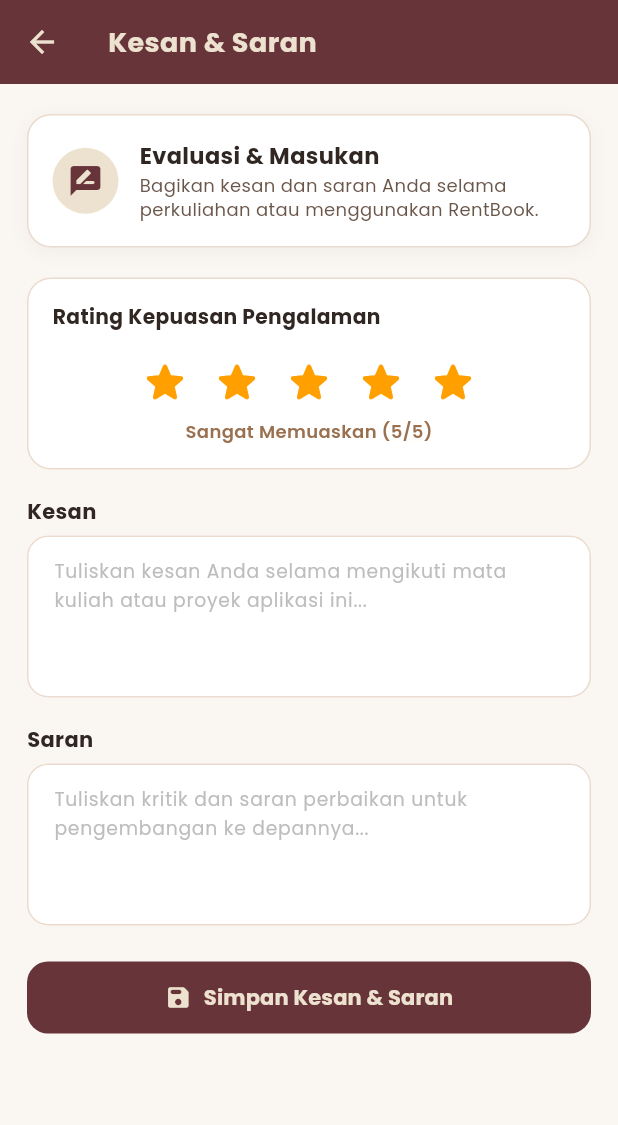
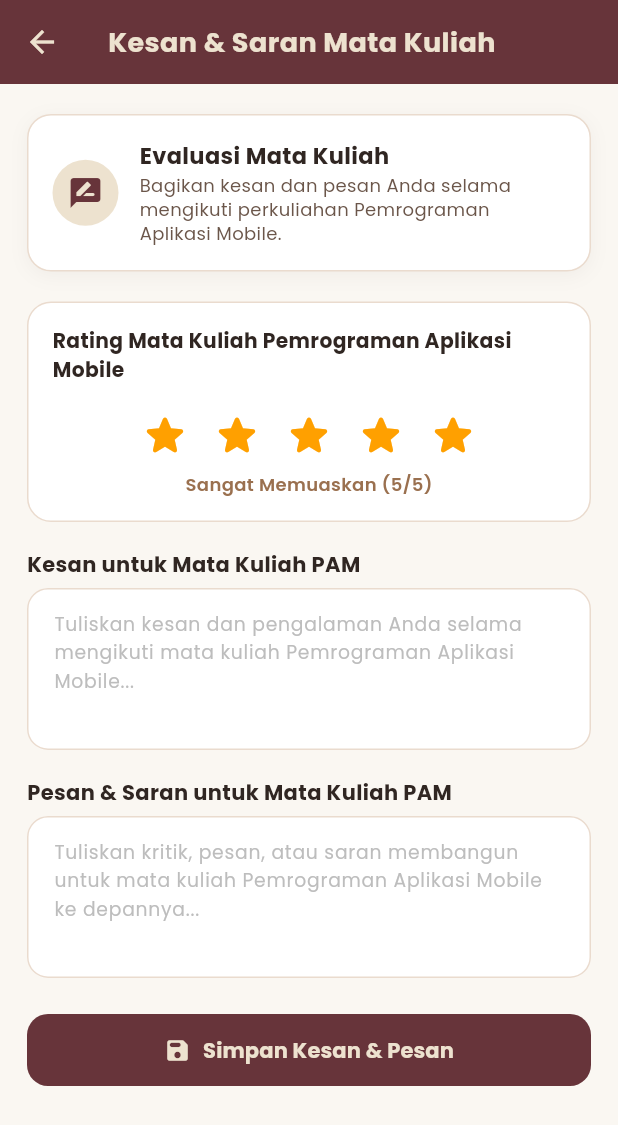
Before and after one commit to karinarinv/TA-Mobile-Teori, a Flutter app: the FeedbackPage screen opened directly, on a phone screen of 412 x 824 dp. Shown: the top 1125 px of the screen. Run offline on Flutter 3.47's test engine with Material 3 defaults, Android fonts, the phone set to English and light mode, and no system bars; our stand-ins replace flutter_local_notifications, flutter_map, geolocator, google_fonts, image_picker, latlong2 and 5 more; missing offline and left inert: web3dart; accounts and stored records are empty.

Commit message:
fix : kesan pesan teks

```diff
--- a/lib/screens/feedback_page.dart
+++ b/lib/screens/feedback_page.dart
@@ -68,7 +68,7 @@ class _FeedbackPageState extends State<FeedbackPage> {
       ScaffoldMessenger.of(context).showSnackBar(
         SnackBar(
           content: Text(
-            'Mohon isi kesan Anda terlebih dahulu.',
+            'Mohon isi kesan mata kuliah Anda terlebih dahulu.',
             style: GoogleFonts.poppins(color: AppColors.parchment),
           ),
           backgroundColor: AppColors.oxblood,
@@ -138,7 +138,7 @@ class _FeedbackPageState extends State<FeedbackPage> {
         backgroundColor: AppColors.oxblood,
         foregroundColor: AppColors.parchment,
         title: Text(
-          'Kesan & Saran',
+          'Kesan & Saran Mata Kuliah',
           style: GoogleFonts.poppins(fontWeight: FontWeight.bold, fontSize: 18),
         ),
 
@@ -187,7 +187,7 @@ class _FeedbackPageState extends State<FeedbackPage> {
                   crossAxisAlignment: CrossAxisAlignment.start,
                   children: [
                     Text(
-                      'Evaluasi & Masukan',
+                      'Evaluasi Mata Kuliah',
                       style: GoogleFonts.poppins(
                         fontWeight: FontWeight.bold,
                         fontSize: 15,
@@ -196,7 +196,7 @@ class _FeedbackPageState extends State<FeedbackPage> {
                     ),
                     const SizedBox(height: 2),
                     Text(
-                      'Bagikan kesan dan saran Anda selama perkuliahan atau menggunakan RentBook.',
+                      'Bagikan kesan dan pesan Anda selama mengikuti perkuliahan Pemrograman Aplikasi Mobile.',
                       style: GoogleFonts.poppins(
                         fontSize: 12,
                         color: AppColors.textSecondary,
@@ -224,7 +224,7 @@ class _FeedbackPageState extends State<FeedbackPage> {
             crossAxisAlignment: CrossAxisAlignment.start,
             children: [
               Text(
-                'Rating Kepuasan Pengalaman',
+                'Rating Mata Kuliah Pemrograman Aplikasi Mobile',
                 style: GoogleFonts.poppins(
                   fontWeight: FontWeight.bold,
                   fontSize: 13.5,
@@ -271,7 +271,7 @@ class _FeedbackPageState extends State<FeedbackPage> {
         const SizedBox(height: 18),
 
         Text(
-          'Kesan',
+          'Kesan untuk Mata Kuliah PAM',
           style: GoogleFonts.poppins(
             fontWeight: FontWeight.bold,
             fontSize: 14,
@@ -284,7 +284,7 @@ class _FeedbackPageState extends State<FeedbackPage> {
           maxLines: 4,
           style: GoogleFonts.poppins(fontSize: 13, color: AppColors.textPrimary),
           decoration: InputDecoration(
-            hintText: 'Tuliskan kesan Anda selama mengikuti mata kuliah atau proyek aplikasi ini...',
+            hintText: 'Tuliskan kesan dan pengalaman Anda selama mengikuti mata kuliah Pemrograman Aplikasi Mobile...',
             hintStyle: GoogleFonts.poppins(fontSize: 12.5, color: Colors.grey.shade400),
             filled: true,
             fillColor: Colors.white,
@@ -307,7 +307,7 @@ class _FeedbackPageState extends State<FeedbackPage> {
 
         // Input Saran
         Text(
-          'Saran',
+          'Pesan & Saran untuk Mata Kuliah PAM',
           style: GoogleFonts.poppins(
             fontWeight: FontWeight.bold,
             fontSize: 14,
@@ -320,7 +320,7 @@ class _FeedbackPageState extends State<FeedbackPage> {
           maxLines: 4,
           style: GoogleFonts.poppins(fontSize: 13, color: AppColors.textPrimary),
           decoration: InputDecoration(
-            hintText: 'Tuliskan kritik dan saran perbaikan untuk pengembangan ke depannya...',
+            hintText: 'Tuliskan kritik, pesan, atau saran membangun untuk mata kuliah Pemrograman Aplikasi Mobile ke depannya...',
             hintStyle: GoogleFonts.poppins(fontSize: 12.5, color: Colors.grey.shade400),
             filled: true,
             fillColor: Colors.white,
@@ -372,7 +372,7 @@ class _FeedbackPageState extends State<FeedbackPage> {
                 ),
                 icon: const Icon(Icons.save_rounded, size: 18),
                 label: Text(
-                  _hasSavedData ? 'Perbarui Masukan' : 'Simpan Kesan & Saran',
+                  _hasSavedData ? 'Perbarui Masukan' : 'Simpan Kesan & Pesan',
                   style: GoogleFonts.poppins(fontWeight: FontWeight.bold, fontSize: 14),
                 ),
                 onPressed: _saveFeedback,
@@ -425,7 +425,7 @@ class _FeedbackPageState extends State<FeedbackPage> {
                         const SizedBox(width: 8),
                         Flexible(
                           child: Text(
-                            'Masukan Tersimpan',
+                            'Kesan & Pesan Tersimpan',
                             style: GoogleFonts.poppins(
                               fontWeight: FontWeight.bold,
                               fontSize: 14,
@@ -497,7 +497,7 @@ class _FeedbackPageState extends State<FeedbackPage> {
         const SizedBox(height: 20),
 
         _buildSectionCard(
-          title: 'Kesan',
+          title: 'Kesan Mata Kuliah PAM',
           icon: Icons.favorite_rounded,
           iconColor: const Color(0xFFB45309),
           bgColor: const Color(0xFFFEF3C7),
@@ -506,7 +506,7 @@ class _FeedbackPageState extends State<FeedbackPage> {
         const SizedBox(height: 16),
 
         _buildSectionCard(
-          title: 'Saran',
+          title: 'Pesan & Saran Mata Kuliah PAM',
           icon: Icons.lightbulb_rounded,
           iconColor: const Color(0xFF43634B),
           bgColor: const Color(0xFFE8F0E9),
@@ -526,7 +526,7 @@ class _FeedbackPageState extends State<FeedbackPage> {
             ),
             icon: const Icon(Icons.edit_note_rounded, size: 20),
             label: Text(
-              'Edit Kesan & Saran Ini',
+              'Edit Kesan & Pesan Mata Kuliah Ini',
               style: GoogleFonts.poppins(fontWeight: FontWeight.bold, fontSize: 14),
             ),
             onPressed: () => setState(() => _isEditing = true),
```
